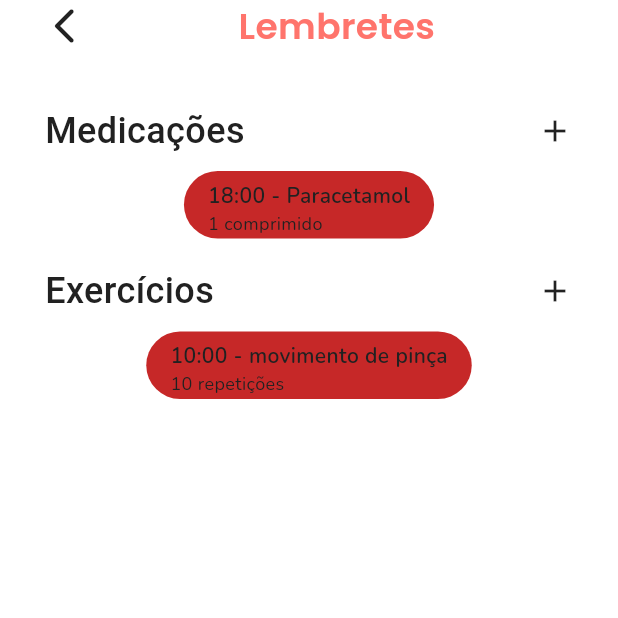
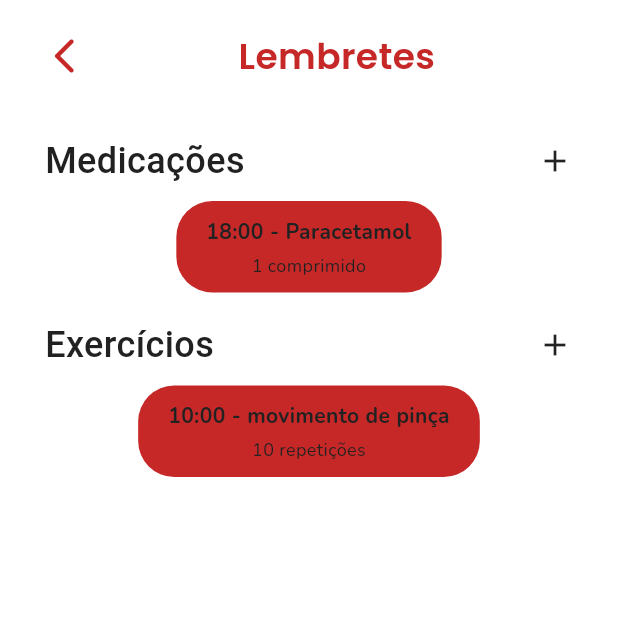
Before and after one commit to derickdtc/AsPa, a Flutter app: the RemindersPage screen opened directly, on a phone screen of 412 x 824 dp, the top half of it. Run offline on Flutter 3.47's test engine with Material 3 defaults, Android fonts, the phone set to English and light mode, and no system bars; our stand-ins replace google_fonts.

Commit message:
lembretes v3

```diff
--- a/aspa/lib/src/pages/reminders_page.dart
+++ b/aspa/lib/src/pages/reminders_page.dart
@@ -17,13 +17,23 @@ class RemindersPage extends StatelessWidget {//falta ajustar tamanho e posiciona
           child: Column(
             children: [
               // HEADER
+              Padding(
+                padding:
+                  const EdgeInsets.symmetric(vertical: 10),
+              ),
               Row(
                 children: [
-                  const Padding(
-                    padding: EdgeInsets.only(left: 29),
+                  Padding(
+                      padding:
+                          const EdgeInsetsDirectional.fromSTEB(29, 0, 0, 0),
+                      child: InkWell(
+                        onTap: () => Navigator.of(context).pop(),
+                        borderRadius: BorderRadius.circular(20),
                         child: Icon(
                           Icons.arrow_back_ios_new_rounded,
+                          color: colorScheme.primary,
                           size: 28,
+                        ),
                       ),
                     ),
                   Expanded(
@@ -35,7 +45,7 @@ class RemindersPage extends StatelessWidget {//falta ajustar tamanho e posiciona
                           style: GoogleFonts.poppins(
                             fontSize: 24,
                             fontWeight: FontWeight.w600,
-                            color: colorScheme.secondary,
+                            color: colorScheme.primary,
                           ),
                         ),
                       ),
@@ -52,6 +62,7 @@ class RemindersPage extends StatelessWidget {//falta ajustar tamanho e posiciona
               const SizedBox(height: 10),
 
               _reminderCard(
+                context,
                 title: '18:00 - Paracetamol',
                 subtitle: '1 comprimido',
               ),
@@ -64,6 +75,7 @@ class RemindersPage extends StatelessWidget {//falta ajustar tamanho e posiciona
               const SizedBox(height: 10),
 
               _reminderCard(
+                context,
                 title: '10:00 - movimento de pinça',
                 subtitle: '10 repetições',
               ),
@@ -99,32 +111,44 @@ class RemindersPage extends StatelessWidget {//falta ajustar tamanho e posiciona
     );
   }
 
-  Widget _reminderCard({
+  Widget _reminderCard(
+  BuildContext context, {
   required String title,
   required String subtitle,
 }) {
+  final theme = Theme.of(context);
+  final colorScheme = theme.colorScheme;
+
   return Padding(
     padding: const EdgeInsets.symmetric(horizontal: 30),
     child: Container(
-        height: 45,
       decoration: BoxDecoration(
-          color: const Color(0xFFC62828),
+        color: colorScheme.primary,
         borderRadius: BorderRadius.circular(24),
       ),
-        padding: const EdgeInsets.symmetric(horizontal: 16, vertical: 6),
+      padding: const EdgeInsets.symmetric(
+        horizontal: 20,
+        vertical: 10,
+      ),
       child: Column(
-          crossAxisAlignment: CrossAxisAlignment.start,
+        mainAxisSize: MainAxisSize.min,
+        crossAxisAlignment: CrossAxisAlignment.center,
         children: [
           Text(
             title,
+            textAlign: TextAlign.center,
             style: GoogleFonts.nunito(
-                fontWeight: FontWeight.w600,
+              fontSize: 14,
+              fontWeight: FontWeight.w700,
             ),
           ),
+          const SizedBox(height: 4),
           Text(
             subtitle,
+            textAlign: TextAlign.center,
             style: GoogleFonts.nunito(
               fontSize: 12,
+              fontWeight: FontWeight.w400,
             ),
           ),
         ],
@@ -132,4 +156,5 @@ class RemindersPage extends StatelessWidget {//falta ajustar tamanho e posiciona
     ),
   );
 }
+
 }
```
Lines whose indentation alone changed are shown as unchanged.
